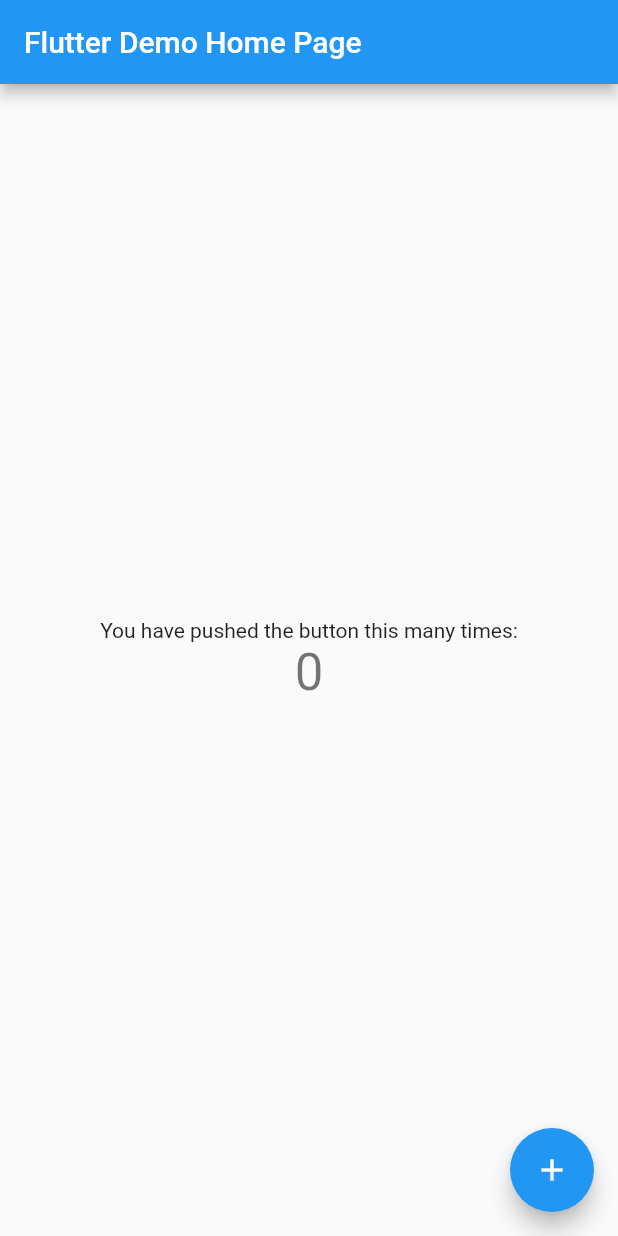
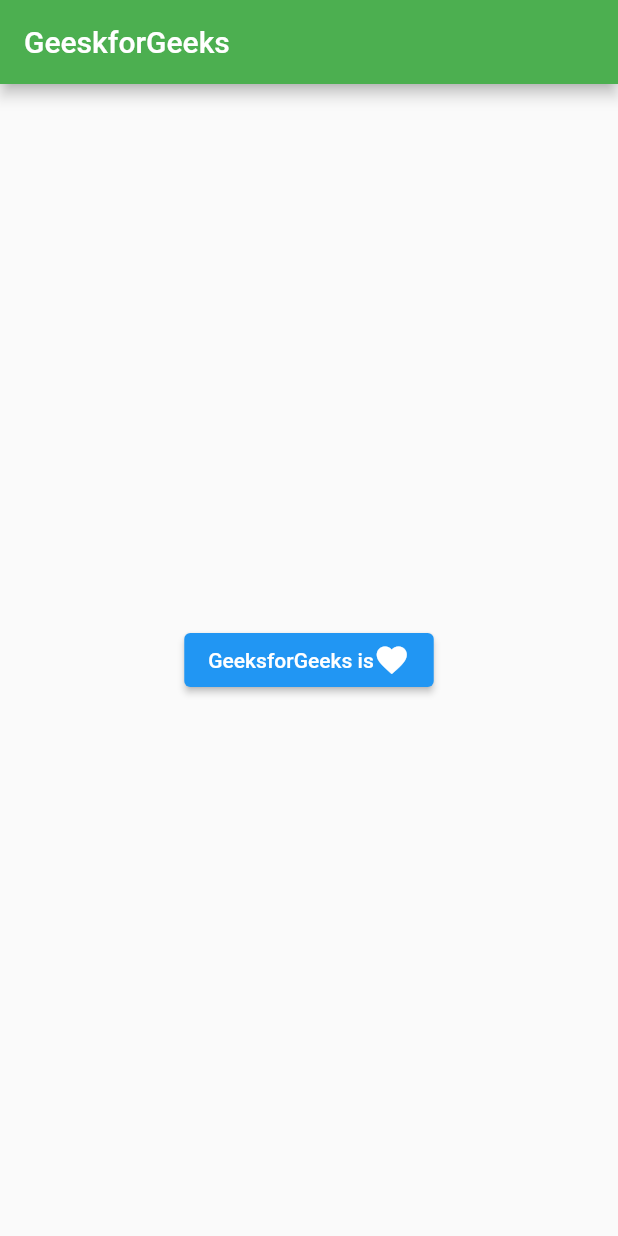
Before and after one commit to robinlafontaine/Kakuro, a Flutter app: the screen it shows after launch, on a phone screen of 412 x 824 dp. Run offline on Flutter 3.47's test engine with Material 2 defaults, Android fonts, the phone set to English and light mode, and no system bars; our stand-ins replace firebase_auth, firebase_core, google_sign_in; accounts and stored records are empty.

```diff
--- a/lib/main.dart
+++ b/lib/main.dart
@@ -1,10 +1,8 @@
+import 'package:firebase_auth/firebase_auth.dart';
 import 'package:flutter/material.dart';
-
-// BOILERPLATE FIREBASE
 import 'package:firebase_core/firebase_core.dart';
 import 'firebase_options.dart';
-
-// MAIN
+import 'auth.dart';
 
 void main() async {
   await Firebase.initializeApp(
@@ -14,111 +12,55 @@ void main() async {
 }
 
 class MyApp extends StatelessWidget {
-  const MyApp({super.key});
+  const MyApp({Key? key}) : super(key: key);
 
-  // This widget is the root of your application.
+  static const String _title = 'GeeskforGeeks';
+
   @override
   Widget build(BuildContext context) {
     return MaterialApp(
-      title: 'Flutter Demo',
-      theme: ThemeData(
-        // This is the theme of your application.
-        //
-        // Try running your application with "flutter run". You'll see the
-        // application has a blue toolbar. Then, without quitting the app, try
-        // changing the primarySwatch below to Colors.green and then invoke
-        // "hot reload" (press "r" in the console where you ran "flutter run",
-        // or simply save your changes to "hot reload" in a Flutter IDE).
-        // Notice that the counter didn't reset back to zero; the application
-        // is not restarted.
-        primarySwatch: Colors.blue,
+      title: _title,
+      home: Scaffold(
+        appBar: AppBar(
+          title: const Text(_title),
+          backgroundColor: Colors.green,
+        ),
+        body: MyStatefulWidget(),
       ),
-      home: const MyHomePage(title: 'Flutter Demo Home Page'),
     );
   }
 }
 
-class MyHomePage extends StatefulWidget {
-  const MyHomePage({super.key, required this.title});
-
-  // This widget is the home page of your application. It is stateful, meaning
-  // that it has a State object (defined below) that contains fields that affect
-  // how it looks.
-
-  // This class is the configuration for the state. It holds the values (in this
-  // case the title) provided by the parent (in this case the App widget) and
-  // used by the build method of the State. Fields in a Widget subclass are
-  // always marked "final".
-
-  final String title;
-
+class MyStatefulWidget extends StatefulWidget {
   @override
-  State<MyHomePage> createState() => _MyHomePageState();
+  State<MyStatefulWidget> createState() => _MyStatefulWidgetState();
 }
 
-class _MyHomePageState extends State<MyHomePage> {
-  int _counter = 0;
-
-  void _incrementCounter() {
-    setState(() {
-      // This call to setState tells the Flutter framework that something has
-      // changed in this State, which causes it to rerun the build method below
-      // so that the display can reflect the updated values. If we changed
-      // _counter without calling setState(), then the build method would not be
-      // called again, and so nothing would appear to happen.
-      _counter++;
-    });
-  }
-
+class _MyStatefulWidgetState extends State<MyStatefulWidget> {
   @override
   Widget build(BuildContext context) {
-    // This method is rerun every time setState is called, for instance as done
-    // by the _incrementCounter method above.
-    //
-    // The Flutter framework has been optimized to make rerunning build methods
-    // fast, so that you can just rebuild anything that needs updating rather
-    // than having to individually change instances of widgets.
-    return Scaffold(
-      appBar: AppBar(
-        // Here we take the value from the MyHomePage object that was created by
-        // the App.build method, and use it to set our appbar title.
-        title: Text(widget.title),
-      ),
-      body: Center(
-        // Center is a layout widget. It takes a single child and positions it
-        // in the middle of the parent.
-        child: Column(
-          // Column is also a layout widget. It takes a list of children and
-          // arranges them vertically. By default, it sizes itself to fit its
-          // children horizontally, and tries to be as tall as its parent.
-          //
-          // Invoke "debug painting" (press "p" in the console, choose the
-          // "Toggle Debug Paint" action from the Flutter Inspector in Android
-          // Studio, or the "Toggle Debug Paint" command in Visual Studio Code)
-          // to see the wireframe for each widget.
-          //
-          // Column has various properties to control how it sizes itself and
-          // how it positions its children. Here we use mainAxisAlignment to
-          // center the children vertically; the main axis here is the vertical
-          // axis because Columns are vertical (the cross axis would be
-          // horizontal).
-          mainAxisAlignment: MainAxisAlignment.center,
-          children: <Widget>[
+    return Center(
+      child: ElevatedButton(
+        onPressed: () =>
+            {Auth(FirebaseAuth.instance).signInWithGoogle(context)},
+        child: Row(
+          mainAxisSize: MainAxisSize.min,
+          children: [
             const Text(
-              'You have pushed the button this many times:',
-            ),
-            Text(
-              '$_counter',
-              style: Theme.of(context).textTheme.headlineMedium,
+              'GeeksforGeeks is',
+              style: TextStyle(
+                color: Colors.white,
+              ),
+            ), // <-- Text
+
+            Icon(
+              // <-- Icon
+              Icons.favorite,
+              size: 24.0,
             ),
           ],
         ),
       ),
-      floatingActionButton: FloatingActionButton(
-        onPressed: _incrementCounter,
-        tooltip: 'Increment',
-        child: const Icon(Icons.add),
-      ), // This trailing comma makes auto-formatting nicer for build methods.
     );
   }
 }
--- a/pubspec.yaml
+++ b/pubspec.yaml
@@ -39,6 +39,7 @@ dependencies:
   firebase_database: ^10.1.0
   google_sign_in: ^6.1.0
   firebase_core: ^2.10.0
+  font_awesome_flutter: ^10.4.0
 
 dev_dependencies:
   flutter_test:
```
Also changed, not shown: lib/auth.dart (+30 -15 lines), lib/firebase_options.dart, pubspec.lock, 1 other file.
